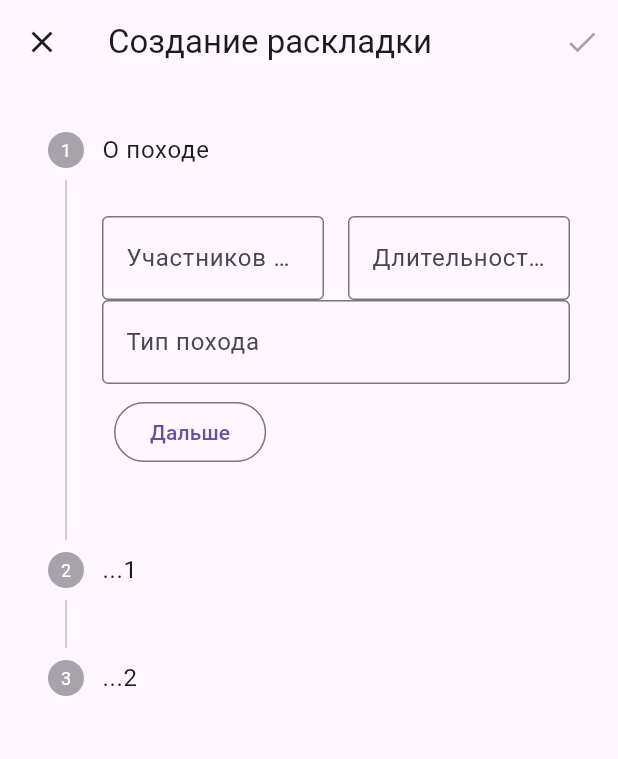
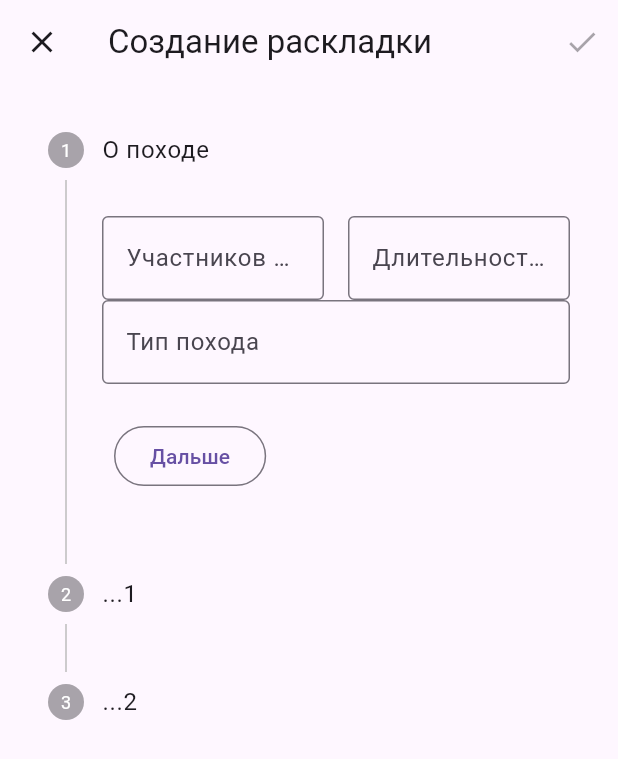
Before and after one commit to bxkr/toureat, a Flutter app: the CreateDialog screen opened directly with empty values, on a phone screen of 412 x 824 dp. Shown: the top 759 px of the screen. Run offline on Flutter 3.47's test engine with Material 2 defaults, Android fonts, the phone set to English and light mode, and no system bars; our stand-ins replace shared_preferences; missing offline and left inert: window_size; accounts and stored records are empty.

Commit message:
Stepper design improvement

```diff
--- a/lib/create_dialog.dart
+++ b/lib/create_dialog.dart
@@ -38,7 +38,7 @@ class _CreateDialogState extends State<CreateDialog> {
                 onStepContinue = null;
               }
                 return Padding(
-                  padding: const EdgeInsets.all(8.0),
+                  padding: const EdgeInsets.only(left: 8, top: 24, right: 8, bottom: 8),
                   child: Row(
                     children: <Widget>[
                       (onStepContinue != null) ? OutlinedButton(
@@ -69,7 +69,8 @@ class _CreateDialogState extends State<CreateDialog> {
               setState(() => _step++);
             },
             onStepTapped: (int index) => setState(() => _step = index),
-          )),
+          ),
+      ),
       appBar: AppBar(
         title: const Text('Создание раскладки'),
         leading: IconButton(
```
